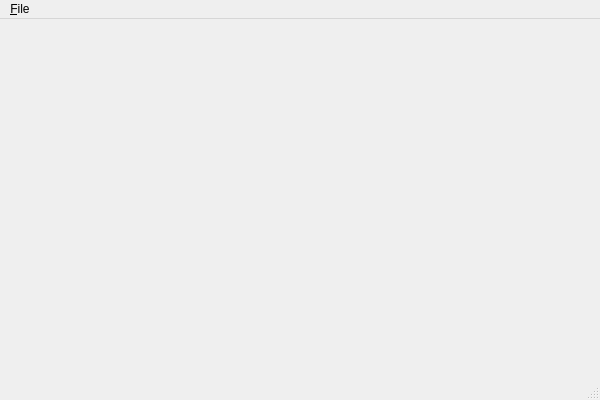
First picture: the form in src/windows/mainwindow.ui, repository atomicparade/sticker-book-qt, before the edit.
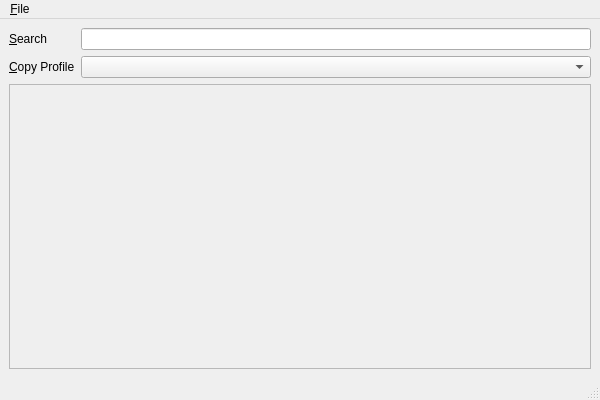
Second picture: the form after the edit.

Commit message: Add main window components

What changed in the file:
```diff
--- a/src/windows/mainwindow.ui
+++ b/src/windows/mainwindow.ui
@@ -13,7 +13,57 @@
   <property name="windowTitle">
    <string>Sticker Book</string>
   </property>
-  <widget class="QWidget" name="centralwidget"/>
+  <widget class="QWidget" name="centralwidget">
+   <layout class="QGridLayout" name="gridLayout">
+    <item row="0" column="0">
+     <layout class="QGridLayout" name="gridLayoutInput">
+      <item row="1" column="1">
+       <widget class="QLineEdit" name="leSearch"/>
+      </item>
+      <item row="2" column="0">
+       <widget class="QLabel" name="lblCopyProfile">
+        <property name="text">
+         <string>&amp;Copy Profile</string>
+        </property>
+        <property name="buddy">
+         <cstring>cbCopyProfile</cstring>
+        </property>
+       </widget>
+      </item>
+      <item row="1" column="0">
+       <widget class="QLabel" name="lblSearch">
+        <property name="text">
+         <string>&amp;Search</string>
+        </property>
+        <property name="buddy">
+         <cstring>leSearch</cstring>
+        </property>
+       </widget>
+      </item>
+      <item row="2" column="1">
+       <widget class="QComboBox" name="cbCopyProfile"/>
+      </item>
+     </layout>
+    </item>
+    <item row="1" column="0">
+     <widget class="QScrollArea" name="scrollArea">
+      <property name="widgetResizable">
+       <bool>true</bool>
+      </property>
+      <widget class="QWidget" name="scrollAreaWidgetContents_2">
+       <property name="geometry">
+        <rect>
+         <x>0</x>
+         <y>0</y>
+         <width>580</width>
+         <height>272</height>
+        </rect>
+       </property>
+      </widget>
+     </widget>
+    </item>
+   </layout>
+  </widget>
   <widget class="QMenuBar" name="menubar">
    <property name="geometry">
     <rect>
```
